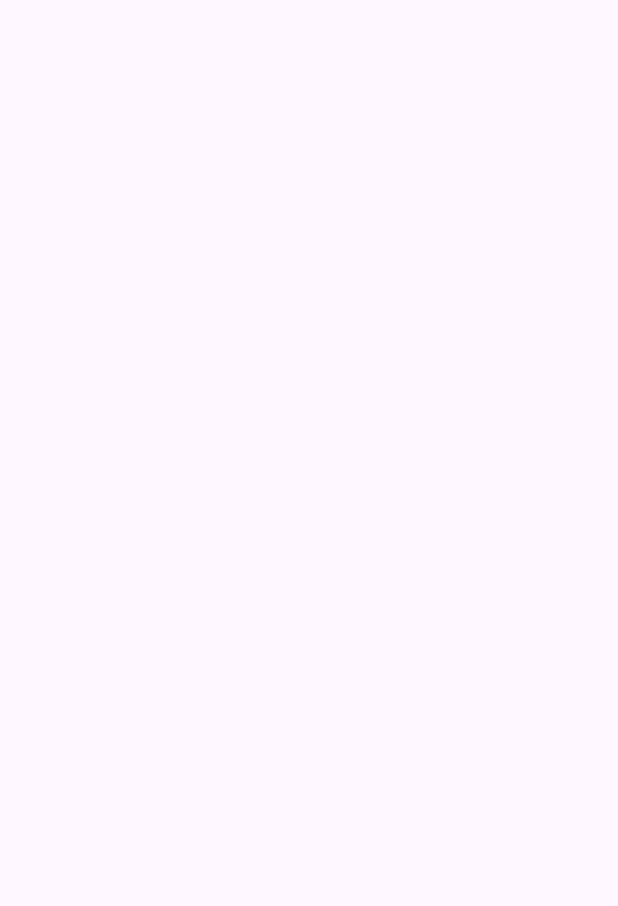
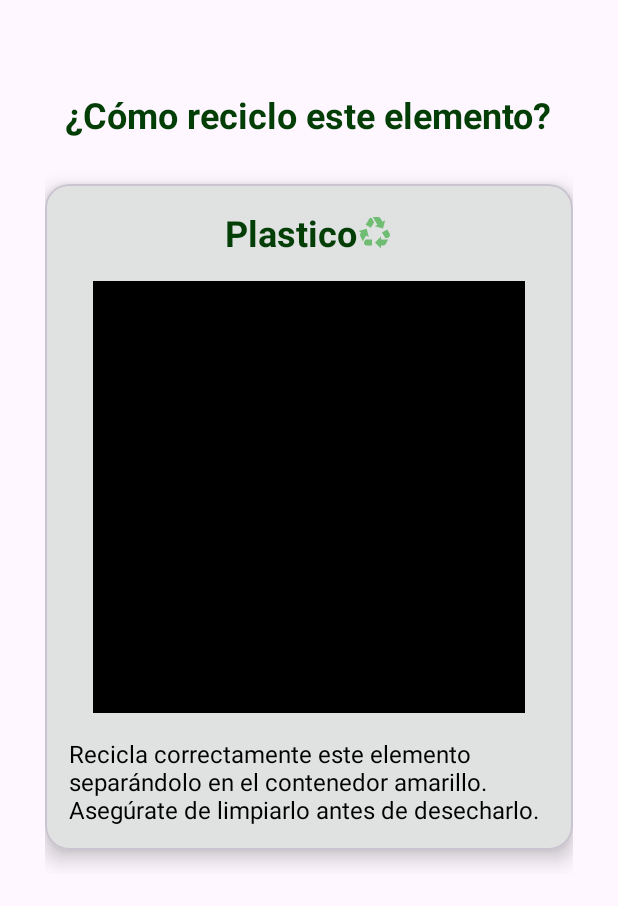
Before and after one commit to joniaranguri/garbage-guru-android, an Android app: the RecommendationActivity screen opened directly, with no data from a screen before it, on a phone screen of 412 x 824 dp. Before the commit the part shown is empty. Shown: the top 906 px of the screen. Run offline under Robolectric (Android 15) with nearby library versions, the phone set to English and light mode, and no system bars.

Commit message:
feat: Adding design and basic functionality for Recommendation activity (#5)

```diff
--- a/app/src/main/java/com/joniaranguri/garbageguru/controllers/CameraController.kt
+++ b/app/src/main/java/com/joniaranguri/garbageguru/model/controllers/CameraController.kt
@@ -1,4 +1,4 @@
-package com.joniaranguri.garbageguru.controllers
+package com.joniaranguri.garbageguru.model.controllers
 
 import android.annotation.SuppressLint
 import android.content.Context
--- /dev/null
+++ b/app/src/main/java/com/joniaranguri/garbageguru/model/repository/RecommendationRepository.kt
@@ -0,0 +1,9 @@
+package com.joniaranguri.garbageguru.model.repository
+
+class RecommendationRepository {
+
+    fun uploadPhoto(base64Image: String, callback: (String) -> Unit) {
+        //TODO: Implement real call to Recommendation API
+        callback.invoke("Recicla correctamente este elemento separándolo en el contenedor amarillo.")
+    }
+}
--- a/app/src/main/java/com/joniaranguri/garbageguru/ui/camera/ScannerActivity.kt
+++ b/app/src/main/java/com/joniaranguri/garbageguru/ui/camera/ScannerActivity.kt
@@ -115,7 +115,9 @@ class ScannerActivity : AppCompatActivity() {
         setUpMaterialDetailsViews(materialDetails)
         recyclingRecommendationButton.setOnClickListener {
             collapseBottomSheet()
-            launchRecommendationActivity(Photo(""))
+            scannerViewModel.photoLiveData.value?.let {
+                launchRecommendationActivity(it)
+            }
         }
         loadingView.hide()
         expandBottomSheet()
--- a/app/src/main/java/com/joniaranguri/garbageguru/ui/camera/ScannerViewModel.kt
+++ b/app/src/main/java/com/joniaranguri/garbageguru/ui/camera/ScannerViewModel.kt
@@ -9,7 +9,7 @@ import androidx.lifecycle.LiveData
 import androidx.lifecycle.MutableLiveData
 import androidx.lifecycle.Observer
 import androidx.lifecycle.ViewModel
-import com.joniaranguri.garbageguru.controllers.CameraController
+import com.joniaranguri.garbageguru.model.controllers.CameraController
 import com.joniaranguri.garbageguru.domain.MaterialDetails
 import com.joniaranguri.garbageguru.domain.Photo
 import kotlinx.coroutines.delay
--- a/app/src/main/java/com/joniaranguri/garbageguru/ui/camera/ScannerViewModelFactory.kt
+++ b/app/src/main/java/com/joniaranguri/garbageguru/ui/camera/ScannerViewModelFactory.kt
@@ -3,7 +3,7 @@ package com.joniaranguri.garbageguru.ui.camera
 import android.content.Context
 import androidx.lifecycle.ViewModel
 import androidx.lifecycle.ViewModelProvider
-import com.joniaranguri.garbageguru.controllers.CameraController
+import com.joniaranguri.garbageguru.model.controllers.CameraController
 
 class ScannerViewModelFactory(context: Context) : ViewModelProvider.Factory {
     private val cameraController: CameraController = CameraController(context.applicationContext)
--- a/app/src/main/java/com/joniaranguri/garbageguru/ui/recommendation/RecommendationActivity.kt
+++ b/app/src/main/java/com/joniaranguri/garbageguru/ui/recommendation/RecommendationActivity.kt
@@ -1,13 +1,21 @@
 package com.joniaranguri.garbageguru.ui.recommendation
 
 import android.os.Bundle
+import android.widget.ImageView
+import android.widget.TextView
 import androidx.activity.enableEdgeToEdge
 import androidx.appcompat.app.AppCompatActivity
 import androidx.core.view.ViewCompat
 import androidx.core.view.WindowInsetsCompat
+import androidx.lifecycle.ViewModelProvider
 import com.joniaranguri.garbageguru.R
+import com.joniaranguri.garbageguru.domain.Photo
+import com.joniaranguri.garbageguru.model.repository.RecommendationRepository
 
 class RecommendationActivity : AppCompatActivity() {
+
+    private lateinit var viewModel: RecommendationViewModel
+
     override fun onCreate(savedInstanceState: Bundle?) {
         super.onCreate(savedInstanceState)
         enableEdgeToEdge()
@@ -17,9 +25,35 @@ class RecommendationActivity : AppCompatActivity() {
             v.setPadding(systemBars.left, systemBars.top, systemBars.right, systemBars.bottom)
             insets
         }
+
+        val repository = RecommendationRepository()
+        viewModel = ViewModelProvider(
+            this,
+            RecommendationViewModelFactory(repository)
+        )[RecommendationViewModel::class.java]
+
+        setupObservers()
+        handleIncomingPhoto()
+    }
+
+    private fun handleIncomingPhoto() {
+        val photo: Photo? = intent.getSerializableExtra(PHOTO_EXTRA) as? Photo?
+        photo?.localUri?.let {
+            viewModel.processImageAndSendRequest(it)
+        }
+    }
+
+    private fun setupObservers() {
+        viewModel.imageBitmap.observe(this) { bitmap ->
+            findViewById<ImageView>(R.id.photo_preview_imageview).setImageBitmap(bitmap)
+        }
+
+        viewModel.recommendationText.observe(this) { recommendation ->
+            findViewById<TextView>(R.id.recycling_recommendation_textview).text = recommendation
+        }
     }
 
     companion object {
-        const val PHOTO_EXTRA: String = "PHOTO_EXTRA"
+        const val PHOTO_EXTRA = "PHOTO_EXTRA"
     }
 }
--- /dev/null
+++ b/app/src/main/java/com/joniaranguri/garbageguru/ui/recommendation/RecommendationViewModel.kt
@@ -0,0 +1,46 @@
+package com.joniaranguri.garbageguru.ui.recommendation
+
+import android.graphics.Bitmap
+import android.graphics.BitmapFactory
+import android.graphics.Matrix
+import android.util.Base64
+import androidx.lifecycle.LiveData
+import androidx.lifecycle.MutableLiveData
+import androidx.lifecycle.ViewModel
+import com.joniaranguri.garbageguru.model.repository.RecommendationRepository
+import java.io.ByteArrayOutputStream
+
+
+class RecommendationViewModel(private val repository: RecommendationRepository) : ViewModel() {
+
+    private val _recommendationText = MutableLiveData<String>()
+    val recommendationText: LiveData<String> = _recommendationText
+
+    private val _imageBitmap = MutableLiveData<Bitmap>()
+    val imageBitmap: LiveData<Bitmap> = _imageBitmap
+
+    fun processImageAndSendRequest(photoUri: String) {
+        val bitmap = rotateImage90Degrees(BitmapFactory.decodeFile(photoUri))
+        val base64Image = convertBitmapToBase64(bitmap)
+
+        _imageBitmap.value = bitmap
+
+        repository.uploadPhoto(base64Image) { recommendation ->
+            _recommendationText.value = recommendation
+        }
+    }
+
+    private fun rotateImage90Degrees(img: Bitmap): Bitmap {
+        val matrix = Matrix()
+        matrix.postRotate(90F)
+        return Bitmap.createBitmap(img, 0, 0, img.width, img.height, matrix, true)
+    }
+
+
+    private fun convertBitmapToBase64(bitmap: Bitmap): String {
+        val outputStream = ByteArrayOutputStream()
+        bitmap.compress(Bitmap.CompressFormat.PNG, 100, outputStream)
+        val byteArray = outputStream.toByteArray()
+        return Base64.encodeToString(byteArray, Base64.DEFAULT)
+    }
+}
--- /dev/null
+++ b/app/src/main/java/com/joniaranguri/garbageguru/ui/recommendation/RecommendationViewModelFactory.kt
@@ -0,0 +1,16 @@
+package com.joniaranguri.garbageguru.ui.recommendation
+
+import androidx.lifecycle.ViewModel
+import androidx.lifecycle.ViewModelProvider
+import com.joniaranguri.garbageguru.model.repository.RecommendationRepository
+
+class RecommendationViewModelFactory(private val repository: RecommendationRepository) :
+    ViewModelProvider.Factory {
+    override fun <T : ViewModel> create(modelClass: Class<T>): T {
+        if (modelClass.isAssignableFrom(RecommendationViewModel::class.java)) {
+            @Suppress("UNCHECKED_CAST")
+            return RecommendationViewModel(repository) as T
+        }
+        throw IllegalArgumentException("Unknown ViewModel class")
+    }
+}
--- a/app/src/main/res/layout/activity_recommendation.xml
+++ b/app/src/main/res/layout/activity_recommendation.xml
@@ -7,6 +7,94 @@
     android:layout_height="match_parent"
     tools:context=".ui.recommendation.RecommendationActivity">
 
+    <ScrollView
+        android:layout_width="match_parent"
+        android:layout_height="match_parent"
+        android:layout_margin="30dp"
+        app:layout_constraintBottom_toBottomOf="parent"
+        app:layout_constraintEnd_toEndOf="parent"
+        app:layout_constraintStart_toStartOf="parent"
+        app:layout_constraintTop_toTopOf="parent">
 
+        <LinearLayout
+            android:layout_width="match_parent"
+            android:layout_height="wrap_content"
+            android:orientation="vertical">
+
+            <TextView
+                android:id="@+id/recommendation_screen_title_textview"
+                android:layout_width="wrap_content"
+                android:layout_height="wrap_content"
+                android:layout_gravity="center_horizontal"
+                android:layout_marginVertical="30dp"
+                android:drawablePadding="8dp"
+                android:text="@string/how_to_recycle_this_element"
+                android:textColor="?attr/colorPrimary"
+                android:textSize="24sp"
+                android:textStyle="bold"
+                tools:ignore="RtlHardcoded" />
+
+            <!-- Material CardView for the Recycling Content -->
+            <com.google.android.material.card.MaterialCardView
+                android:id="@+id/material_details_cardview"
+                android:layout_width="match_parent"
+                android:layout_height="wrap_content"
+                android:layout_marginBottom="16dp"
+                app:cardBackgroundColor="?attr/colorSurface"
+                app:cardCornerRadius="16dp"
+                app:cardElevation="8dp">
+
+                <androidx.constraintlayout.widget.ConstraintLayout
+                    android:layout_width="match_parent"
+                    android:layout_height="wrap_content"
+                    android:padding="16dp">
+
+                    <!-- Title TextView -->
+                    <TextView
+                        android:id="@+id/material_title_textview"
+                        android:layout_width="wrap_content"
+                        android:layout_height="wrap_content"
+                        android:layout_marginBottom="16dp"
+                        android:text="Plastico"
+                        android:textColor="?attr/colorPrimary"
+                        android:textSize="24sp"
+                        android:textStyle="bold"
+                        app:drawableEndCompat="@drawable/recycling_icon"
+                        app:layout_constraintEnd_toEndOf="parent"
+                        app:layout_constraintStart_toStartOf="parent"
+                        app:layout_constraintTop_toTopOf="parent" />
+
+                    <!-- ImageView for showing the item photo -->
+                    <ImageView
+                        android:id="@+id/photo_preview_imageview"
+                        android:layout_width="0dp"
+                        android:layout_height="0dp"
+                        android:layout_marginTop="16dp"
+                        android:background="@color/black"
+                        android:scaleType="centerCrop"
+                        app:layout_constraintDimensionRatio="1:1"
+                        app:layout_constraintEnd_toEndOf="parent"
+                        app:layout_constraintStart_toStartOf="parent"
+                        app:layout_constraintTop_toBottomOf="@id/material_title_textview"
+                        app:layout_constraintWidth_percent="0.9" />
+
+                    <!-- Recommendation Text -->
+                    <TextView
+                        android:id="@+id/recycling_recommendation_textview"
+                        android:layout_width="wrap_content"
+                        android:layout_height="wrap_content"
+                        android:layout_marginTop="16dp"
+                        android:text="Recicla correctamente este elemento separándolo en el contenedor amarillo. Asegúrate de limpiarlo antes de desecharlo."
+                        android:textColor="@android:color/black"
+                        android:textSize="16sp"
+                        app:layout_constraintEnd_toEndOf="parent"
+                        app:layout_constraintStart_toStartOf="parent"
+                        app:layout_constraintTop_toBottomOf="@id/photo_preview_imageview" />
+                </androidx.constraintlayout.widget.ConstraintLayout>
+            </com.google.android.material.card.MaterialCardView>
+
+        </LinearLayout>
+
+    </ScrollView>
 
 </androidx.constraintlayout.widget.ConstraintLayout>
```
